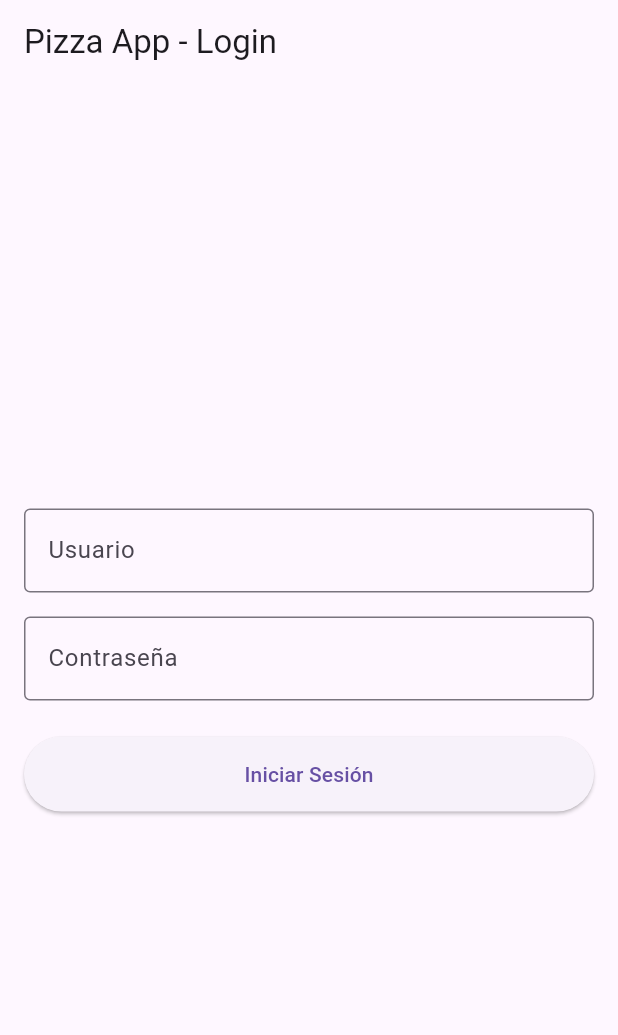
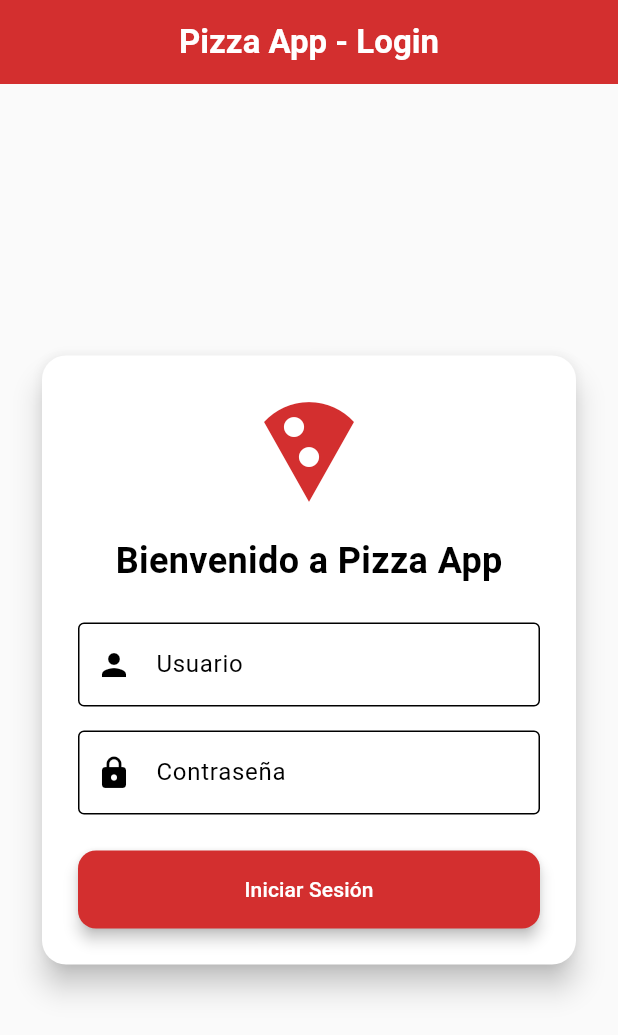
Before and after one commit to DennisDenmk/Contruccion_Pizza, a Flutter app: the screen it shows after launch, on a phone screen of 412 x 824 dp. Shown: the top 1035 px of the screen. Run offline on Flutter 3.47's test engine with Material 3 defaults, Android fonts, the phone set to English and light mode, and no system bars; our stand-ins replace flutter_secure_storage, graphql_flutter.

Commit message:
todo todin todito

```diff
--- a/pizza_app/lib/main.dart
+++ b/pizza_app/lib/main.dart
@@ -5,6 +5,7 @@ import 'screens/login_screen.dart';
 import 'screens/home_screen.dart';
 import 'providers/auth_provider.dart';
 import 'providers/permission_provider.dart';
+import 'theme/app_theme.dart';
 
 void main() async {
   WidgetsFlutterBinding.ensureInitialized();
@@ -48,10 +49,7 @@ class MyApp extends StatelessWidget {
       client: client,
       child: MaterialApp(
         title: 'Pizza App',
-        theme: ThemeData(
-          primarySwatch: Colors.red,
-          visualDensity: VisualDensity.adaptivePlatformDensity,
-        ),
+        theme: AppTheme.lightTheme,
         home: authProvider.isAuthenticated ? const HomeScreen() : const LoginScreen(),
       ),
     );
--- a/pizza_app/lib/screens/login_screen.dart
+++ b/pizza_app/lib/screens/login_screen.dart
@@ -4,6 +4,8 @@ import 'package:provider/provider.dart';
 import 'dart:convert';
 import '../providers/auth_provider.dart';
 import '../providers/permission_provider.dart';
+import '../widgets/animated_pizza_background.dart';
+import '../widgets/pizza_loading.dart';
 import 'home_screen.dart';
 import '../graphql/queries.dart';
 
@@ -35,21 +37,46 @@ class _LoginScreenState extends State<LoginScreen> {
 
   @override
   Widget build(BuildContext context) {
-    return Scaffold(
+    return AnimatedPizzaBackground(
+      child: Scaffold(
         appBar: AppBar(
           title: const Text('Pizza App - Login'),
         ),
-      body: Padding(
-        padding: const EdgeInsets.all(16.0),
+        body: Center(
+          child: SingleChildScrollView(
+            child: Padding(
+              padding: const EdgeInsets.all(24.0),
+              child: Card(
+                elevation: 8,
+                shape: RoundedRectangleBorder(
+                  borderRadius: BorderRadius.circular(16),
+                ),
+                child: Padding(
+                  padding: const EdgeInsets.all(24.0),
                   child: Form(
                     key: _formKey,
                     child: Column(
-            mainAxisAlignment: MainAxisAlignment.center,
+                      mainAxisSize: MainAxisSize.min,
                       children: [
+                        const Icon(
+                          Icons.local_pizza,
+                          size: 80,
+                          color: Color(0xFFD32F2F),
+                        ),
+                        const SizedBox(height: 16),
+                        const Text(
+                          'Bienvenido a Pizza App',
+                          style: TextStyle(
+                            fontSize: 24,
+                            fontWeight: FontWeight.bold,
+                          ),
+                        ),
+                        const SizedBox(height: 24),
                         TextFormField(
                           controller: _usernameController,
                           decoration: const InputDecoration(
                             labelText: 'Usuario',
+                            prefixIcon: Icon(Icons.person),
                             border: OutlineInputBorder(),
                           ),
                           validator: (value) {
@@ -64,6 +91,7 @@ class _LoginScreenState extends State<LoginScreen> {
                           controller: _passwordController,
                           decoration: const InputDecoration(
                             labelText: 'Contraseña',
+                            prefixIcon: Icon(Icons.lock),
                             border: OutlineInputBorder(),
                           ),
                           obscureText: true,
@@ -129,14 +157,6 @@ class _LoginScreenState extends State<LoginScreen> {
                                   final client = GraphQLProvider.of(context).value;
                                   await permissionProvider.loadUserFunctions(client, authProvider.userId!);
                                 }
-
-                      // Si no hay funciones asignadas, asignar funciones predeterminadas para desarrollo
-                      if (permissionProvider.userFunctionIds.isEmpty) {
-                        print('No hay funciones asignadas, asignando funciones predeterminadas');
-
-                      }
-
-                      // La navegación se maneja después de establecer el token
                               }
                               if (mounted) {
                                 setState(() => _isLoading = false);
@@ -166,7 +186,7 @@ class _LoginScreenState extends State<LoginScreen> {
                                 minimumSize: const Size(double.infinity, 50),
                               ),
                               child: _isLoading
-                        ? const CircularProgressIndicator(color: Colors.white)
+                                  ? const PizzaLoading(size: 30, color: Colors.white)
                                   : const Text('Iniciar Sesión'),
                             );
                           },
@@ -175,6 +195,11 @@ class _LoginScreenState extends State<LoginScreen> {
                     ),
                   ),
                 ),
+              ),
+            ),
+          ),
+        ),
+      ),
     );
   }
 }
--- a/pizza_app/lib/screens/rol_form_screen.dart
+++ b/pizza_app/lib/screens/rol_form_screen.dart
@@ -112,7 +112,7 @@ class _RolFormScreenState extends State<RolFormScreen> {
                     _showSuccess(isEditing
                         ? 'Rol actualizado correctamente'
                         : 'Rol creado correctamente');
-                    Navigator.pop(context);
+                    Navigator.pop(context, true); // Devuelve true para indicar que se debe actualizar
                   },
                   onError: (error) {
                     setState(() => _isLoading = false);
@@ -156,7 +156,7 @@ class _RolFormScreenState extends State<RolFormScreen> {
                     document: gql(PizzaMutations.deleteRol),
                     onCompleted: (dynamic resultData) {
                       _showSuccess('Rol eliminado correctamente');
-                      Navigator.pop(context);
+                      Navigator.pop(context, true); // Devuelve true para indicar que se debe actualizar
                     },
                     onError: (error) {
                       _showError(error?.graphqlErrors.first.message ??
--- a/pizza_app/lib/screens/usuario_form_screen.dart
+++ b/pizza_app/lib/screens/usuario_form_screen.dart
@@ -122,7 +122,7 @@ class _UsuarioFormScreenState extends State<UsuarioFormScreen> {
                     _showSuccess(_isEditing
                         ? 'Usuario actualizado correctamente'
                         : 'Usuario creado correctamente');
-                    Navigator.pop(context);
+                    Navigator.pop(context, true);
                   },
                   onError: (error) {
                     setState(() => _isLoading = false);
@@ -172,7 +172,7 @@ class _UsuarioFormScreenState extends State<UsuarioFormScreen> {
                     document: gql(PizzaMutations.deleteUsuario),
                     onCompleted: (dynamic resultData) {
                       _showSuccess('Usuario eliminado correctamente');
-                      Navigator.pop(context);
+                      Navigator.pop(context, true);
                     },
                     onError: (error) {
                       _showError(error?.graphqlErrors.first.message ??
--- /dev/null
+++ b/pizza_app/lib/theme/app_theme.dart
@@ -0,0 +1,76 @@
+import 'package:flutter/material.dart';
+
+class AppTheme {
+  static const Color primaryColor = Color(0xFFD32F2F); // Rojo tomate
+  static const Color secondaryColor = Color(0xFF4CAF50); // Verde albahaca
+  static const Color accentColor = Color(0xFFFFC107); // Amarillo queso
+  static const Color backgroundColor = Color(0xFFFAFAFA); // Blanco masa
+  static const Color cardColor = Color(0xFFFFFFFF); // Blanco
+  static const Color textColor = Color(0xFF212121); // Negro oliva
+
+  static ThemeData get lightTheme {
+    return ThemeData(
+      primaryColor: primaryColor,
+      colorScheme: const ColorScheme.light(
+        primary: primaryColor,
+        secondary: secondaryColor,
+        background: backgroundColor,
+      ),
+      scaffoldBackgroundColor: backgroundColor,
+      cardColor: cardColor,
+      appBarTheme: const AppBarTheme(
+        backgroundColor: primaryColor,
+        elevation: 0,
+        centerTitle: true,
+        titleTextStyle: TextStyle(
+          fontSize: 22,
+          fontWeight: FontWeight.bold,
+        ),
+      ),
+      textTheme: const TextTheme(
+        headlineMedium: TextStyle(
+          color: textColor,
+          fontSize: 24,
+          fontWeight: FontWeight.bold,
+        ),
+        titleLarge: TextStyle(
+          color: textColor,
+          fontSize: 20,
+          fontWeight: FontWeight.bold,
+        ),
+        bodyLarge: TextStyle(
+          color: textColor,
+          fontSize: 16,
+        ),
+      ),
+      elevatedButtonTheme: ElevatedButtonThemeData(
+        style: ElevatedButton.styleFrom(
+          backgroundColor: primaryColor,
+          foregroundColor: Colors.white,
+          elevation: 4,
+          shape: RoundedRectangleBorder(
+            borderRadius: BorderRadius.circular(12),
+          ),
+          padding: const EdgeInsets.symmetric(vertical: 16),
+        ),
+      ),
+      floatingActionButtonTheme: const FloatingActionButtonThemeData(
+        backgroundColor: secondaryColor,
+        foregroundColor: Colors.white,
+        elevation: 8,
+      ),
+      inputDecorationTheme: InputDecorationTheme(
+        border: OutlineInputBorder(
+          borderRadius: BorderRadius.circular(12),
+        ),
+        focusedBorder: OutlineInputBorder(
+          borderRadius: BorderRadius.circular(12),
+          borderSide: const BorderSide(color: primaryColor, width: 2),
+        ),
+        filled: true,
+        fillColor: Colors.white,
+        contentPadding: const EdgeInsets.symmetric(horizontal: 16, vertical: 16),
+      ),
+    );
+  }
+}
--- /dev/null
+++ b/pizza_app/lib/widgets/animated_pizza_background.dart
@@ -0,0 +1,129 @@
+import 'package:flutter/material.dart';
+import 'dart:math' as math;
+
+class AnimatedPizzaBackground extends StatefulWidget {
+  final Widget child;
+
+  const AnimatedPizzaBackground({
+    Key? key,
+    required this.child,
+  }) : super(key: key);
+
+  @override
+  State<AnimatedPizzaBackground> createState() => _AnimatedPizzaBackgroundState();
+}
+
+class _AnimatedPizzaBackgroundState extends State<AnimatedPizzaBackground>
+    with SingleTickerProviderStateMixin {
+  late AnimationController _controller;
+  final List<PizzaIcon> _pizzaIcons = [];
+
+  @override
+  void initState() {
+    super.initState();
+    _controller = AnimationController(
+      vsync: this,
+      duration: const Duration(seconds: 20),
+    )..repeat();
+
+    // Crear iconos de pizza aleatorios
+    final random = math.Random();
+    for (int i = 0; i < 10; i++) {
+      _pizzaIcons.add(
+        PizzaIcon(
+          x: random.nextDouble(),
+          y: random.nextDouble(),
+          size: 20 + random.nextDouble() * 30,
+          angle: random.nextDouble() * math.pi * 2,
+          rotationSpeed: 0.2 + random.nextDouble() * 0.5,
+          floatSpeed: 0.2 + random.nextDouble() * 0.3,
+          floatOffset: random.nextDouble() * math.pi * 2,
+          type: random.nextInt(3), // 0: pizza, 1: queso, 2: tomate
+        ),
+      );
+    }
+  }
+
+  @override
+  void dispose() {
+    _controller.dispose();
+    super.dispose();
+  }
+
+  @override
+  Widget build(BuildContext context) {
+    return Stack(
+      children: [
+        // Fondo con patrón de pizzería
+        Container(
+          decoration: BoxDecoration(
+            color: Theme.of(context).scaffoldBackgroundColor,
+          ),
+        ),
+
+        // Iconos flotantes de pizza
+        AnimatedBuilder(
+          animation: _controller,
+          builder: (context, _) {
+            return Stack(
+              children: _pizzaIcons.map((icon) {
+                final floatY = math.sin(_controller.value * math.pi * 2 * icon.floatSpeed + icon.floatOffset) * 20;
+                final rotation = _controller.value * math.pi * 2 * icon.rotationSpeed + icon.angle;
+
+                return Positioned(
+                  left: MediaQuery.of(context).size.width * icon.x,
+                  top: MediaQuery.of(context).size.height * icon.y + floatY,
+                  child: Transform.rotate(
+                    angle: rotation,
+                    child: Opacity(
+                      opacity: 0.1,
+                      child: _buildIcon(icon),
+                    ),
+                  ),
+                );
+              }).toList(),
+            );
+          },
+        ),
+
+        // Contenido principal
+        widget.child,
+      ],
+    );
+  }
+
+  Widget _buildIcon(PizzaIcon icon) {
+    switch (icon.type) {
+      case 0:
+        return Icon(Icons.local_pizza, size: icon.size, color: Colors.red.shade800);
+      case 1:
+        return Icon(Icons.circle, size: icon.size, color: Colors.amber.shade700);
+      case 2:
+        return Icon(Icons.circle, size: icon.size, color: Colors.red.shade600);
+      default:
+        return Icon(Icons.local_pizza, size: icon.size, color: Colors.red.shade800);
+    }
+  }
+}
+
+class PizzaIcon {
+  final double x;
+  final double y;
+  final double size;
+  final double angle;
+  final double rotationSpeed;
+  final double floatSpeed;
+  final double floatOffset;
+  final int type;
+
+  PizzaIcon({
+    required this.x,
+    required this.y,
+    required this.size,
+    required this.angle,
+    required this.rotationSpeed,
+    required this.floatSpeed,
+    required this.floatOffset,
+    required this.type,
+  });
+}
```
Also changed, not shown: pizza_app/lib/screens/funcion_list_screen.dart (+1 -9 lines), pizza_app/lib/screens/home_screen.dart (+15 -4 lines), pizza_app/lib/screens/rol_list_screen.dart (+30 -5 lines), pizza_app/lib/screens/usuario_list_screen.dart (+30 -5 lines), pizza_app/lib/widgets/pizza_loading.dart (added, +118 -0 lines), 2 other files. Lines whose indentation alone changed are shown as unchanged.
